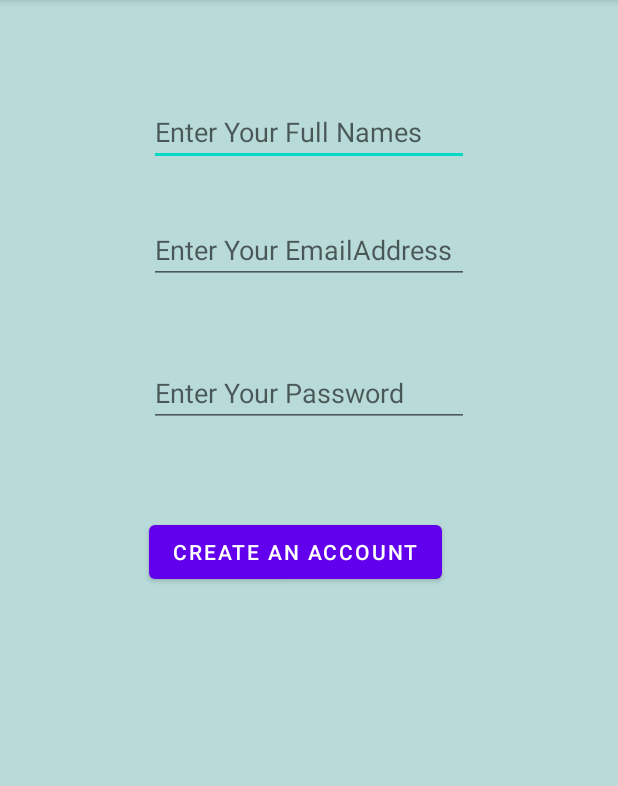
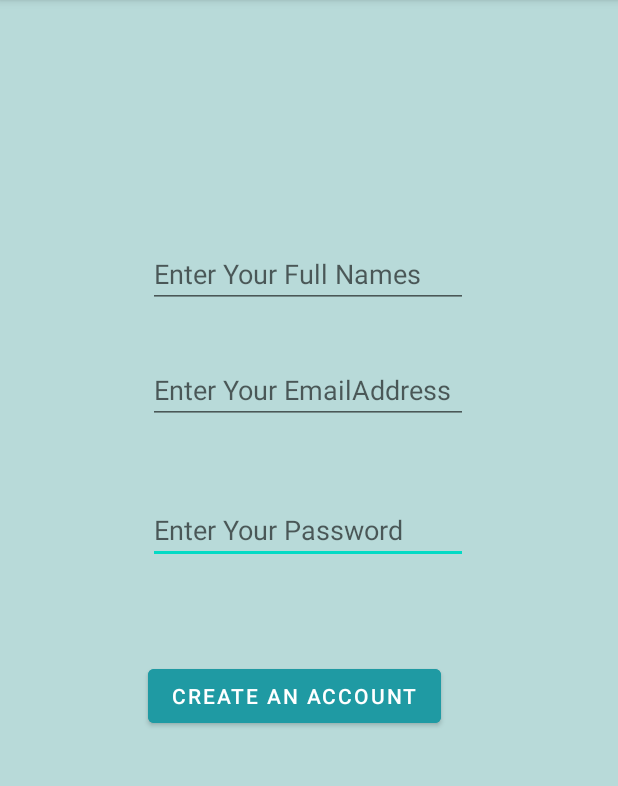
Before and after one commit to ventilationZ/MoneyWiseU, an Android app: the RegisterActivity screen opened directly, with no data from a screen before it, on a phone screen of 412 x 824 dp, the part 84-870 px from its top. Run offline under Robolectric (Android 15) with nearby library versions, the phone set to English and light mode, and no system bars; our stand-ins replace Firebase (no records; nobody signed in at launch, a user with empty details on screens opened directly).

Commit message:
Login Register Activities first a

```diff
--- a/app/src/main/AndroidManifest.xml
+++ b/app/src/main/AndroidManifest.xml
@@ -13,6 +13,12 @@
         android:theme="@style/Theme.MoneyWiseU"
         tools:targetApi="31">
         <activity
+            android:name=".SplashActivity"
+            android:exported="false" />
+        <activity
+            android:name=".Splash"
+            android:exported="false" />
+        <activity
             android:name=".RegisterActivity"
             android:exported="false" />
         <activity
--- a/app/src/main/java/com/example/moneywiseu/LoginActivity.kt
+++ b/app/src/main/java/com/example/moneywiseu/LoginActivity.kt
@@ -2,14 +2,13 @@ package com.example.moneywiseu
 
 import android.content.Intent
 import android.os.Build.VERSION_CODES.R
-import androidx.appcompat.app.AppCompatActivity
 import android.os.Bundle
 import android.widget.Button
 import android.widget.EditText
-import android.widget.TextView
 import android.widget.Toast
+import androidx.appcompat.app.AppCompatActivity
 import com.google.firebase.auth.FirebaseAuth
-import android.R
+
 
 class LoginActivity : AppCompatActivity() {
     private lateinit var Btnlogin : Button
--- a/app/src/main/res/layout/activity_login.xml
+++ b/app/src/main/res/layout/activity_login.xml
@@ -13,6 +13,7 @@
         android:layout_width="wrap_content"
         android:layout_height="wrap_content"
         android:layout_marginTop="38dp"
+        android:backgroundTint="#1F9AA3"
         android:text="Login"
         app:layout_constraintStart_toStartOf="@+id/btnregister"
         app:layout_constraintTop_toBottomOf="@+id/btnregister" />
@@ -34,6 +35,7 @@
         android:layout_height="wrap_content"
         android:layout_marginStart="90dp"
         android:layout_marginTop="35dp"
+        android:backgroundTint="#1F9AA3"
         android:text="Register"
         app:iconTint="#F1F1F1"
         app:layout_constraintStart_toStartOf="parent"
--- a/app/src/main/res/layout/activity_register.xml
+++ b/app/src/main/res/layout/activity_register.xml
@@ -7,11 +7,34 @@
     android:background="#B8DAD9"
     tools:context=".RegisterActivity">
 
+    <EditText
+        android:id="@+id/edtpasswordreg"
+        android:layout_width="wrap_content"
+        android:layout_height="wrap_content"
+        android:layout_marginTop="48dp"
+        android:ems="10"
+        android:hint="Enter Your Password"
+        android:inputType="textPassword"
+        app:layout_constraintStart_toStartOf="@+id/edtemailreg"
+        app:layout_constraintTop_toBottomOf="@+id/edtemailreg" />
+
+    <EditText
+        android:id="@+id/edtemailreg"
+        android:layout_width="wrap_content"
+        android:layout_height="wrap_content"
+        android:layout_marginTop="32dp"
+        android:ems="10"
+        android:hint="Enter Your EmailAddress"
+        android:inputType="textEmailAddress"
+        app:layout_constraintStart_toStartOf="@+id/edtname"
+        app:layout_constraintTop_toBottomOf="@+id/edtname" />
+
     <Button
         android:id="@+id/btncreateacc"
         android:layout_width="wrap_content"
         android:layout_height="wrap_content"
-        android:layout_marginTop="59dp"
+        android:layout_marginTop="64dp"
+        android:backgroundTint="#1F9AA3"
         android:text="Create An Account"
         app:layout_constraintStart_toStartOf="@+id/edtpasswordreg"
         app:layout_constraintTop_toBottomOf="@+id/edtpasswordreg" />
@@ -20,33 +43,12 @@
         android:id="@+id/edtname"
         android:layout_width="wrap_content"
         android:layout_height="wrap_content"
-        android:layout_marginTop="65dp"
+        android:layout_marginTop="160dp"
         android:ems="10"
         android:hint="Enter Your Full Names"
         android:inputType="text"
         app:layout_constraintEnd_toEndOf="parent"
+        app:layout_constraintHorizontal_bias="0.497"
         app:layout_constraintStart_toStartOf="parent"
         app:layout_constraintTop_toTopOf="parent" />
-
-    <EditText
-        android:id="@+id/edtemailreg"
-        android:layout_width="wrap_content"
-        android:layout_height="wrap_content"
-        android:layout_marginTop="33dp"
-        android:ems="10"
-        android:hint="Enter Your EmailAddress"
-        android:inputType="textEmailAddress"
-        app:layout_constraintStart_toStartOf="@+id/edtname"
-        app:layout_constraintTop_toBottomOf="@+id/edtname" />
-
-    <EditText
-        android:id="@+id/edtpasswordreg"
-        android:layout_width="wrap_content"
-        android:layout_height="wrap_content"
-        android:layout_marginTop="50dp"
-        android:ems="10"
-        android:hint="Enter Your Password"
-        android:inputType="textPassword"
-        app:layout_constraintStart_toStartOf="@+id/edtemailreg"
-        app:layout_constraintTop_toBottomOf="@+id/edtemailreg" />
 </androidx.constraintlayout.widget.ConstraintLayout>
```
Also changed, not shown: app/src/main/java/com/example/moneywiseu/SplashActivity.kt (added, +17 -0 lines), app/src/main/res/layout/activity_splash.xml (added, +35 -0 lines).
